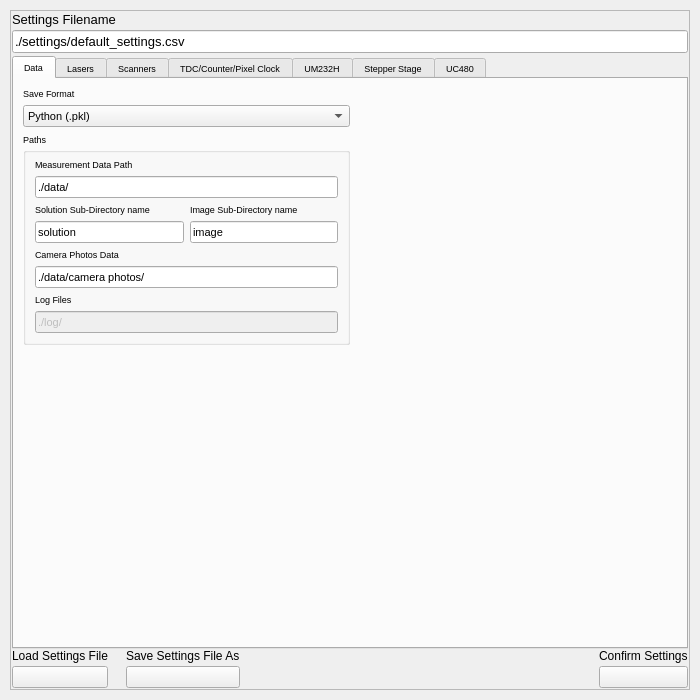
Th3Tr00p3r/gSTED-sFCS, file gui/settingswindow.ui: the form before one commit.
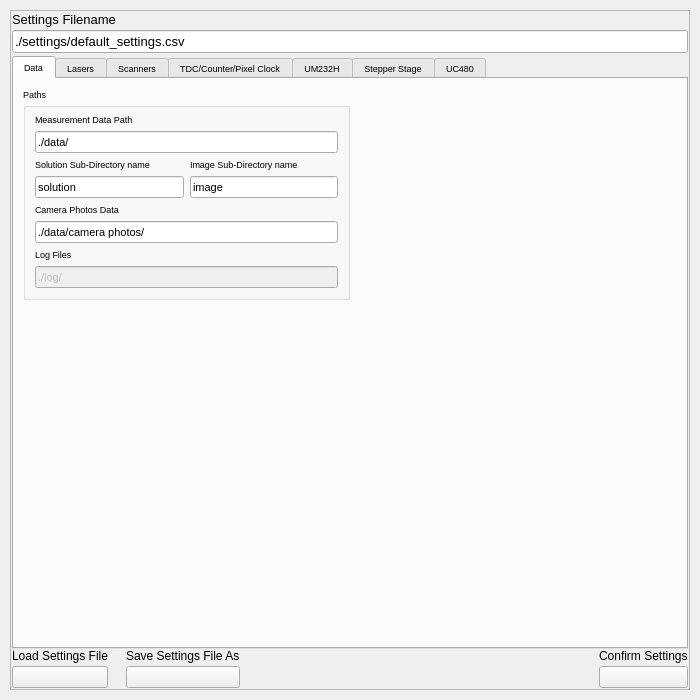
The form after the commit. Icons and pictures are not drawn.

What changed in the file:
```diff
--- a/gui/settingswindow.ui
+++ b/gui/settingswindow.ui
@@ -114,44 +114,6 @@
          </attribute>
          <layout class="QGridLayout" name="gridLayout_2">
           <item row="0" column="0">
-           <layout class="QVBoxLayout" name="verticalLayout_16">
-            <item>
-             <layout class="QVBoxLayout" name="verticalLayout_101">
-              <item>
-               <widget class="QLabel" name="label_44">
-                <property name="maximumSize">
-                 <size>
-                  <width>16777215</width>
-                  <height>20</height>
-                 </size>
-                </property>
-                <property name="text">
-                 <string>Save Format</string>
-                </property>
-               </widget>
-              </item>
-              <item>
-               <widget class="QComboBox" name="saveFormat">
-                <property name="font">
-                 <font>
-                  <pointsize>8</pointsize>
-                 </font>
-                </property>
-                <item>
-                 <property name="text">
-                  <string>Python (.pkl)</string>
-                 </property>
-                </item>
-                <item>
-                 <property name="text">
-                  <string>MATLAB (.mat)</string>
-                 </property>
-                </item>
-               </widget>
-              </item>
-             </layout>
-            </item>
-            <item>
              <widget class="QGroupBox" name="groupBox_4">
               <property name="title">
                <string>Paths</string>
@@ -293,8 +255,6 @@
                </item>
               </layout>
              </widget>
-            </item>
-           </layout>
           </item>
           <item row="0" column="1">
            <spacer name="horizontalSpacer_5">
```
Left out of the diff: 2 changed lines with no effect on the pictures. Lines whose indentation alone changed are shown as unchanged.
